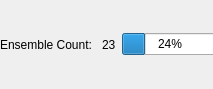
Before: the Qt Designer form Monitor_View/monitor_view.ui in ricorx7/PyAutoWaves, drawn with Qt 5.
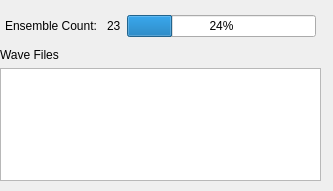
After: the same form once the commit is applied.

Commit message: Added Tree View to view the waves data Handle double clicking the waves data to view the data.

Diff of the .ui file:
```diff
--- a/Monitor_View/monitor_view.ui
+++ b/Monitor_View/monitor_view.ui
@@ -6,8 +6,8 @@
    <rect>
     <x>0</x>
     <y>0</y>
-    <width>213</width>
-    <height>89</height>
+    <width>333</width>
+    <height>191</height>
    </rect>
   </property>
   <property name="windowTitle">
@@ -18,22 +18,25 @@
     <rect>
      <x>0</x>
      <y>10</y>
-     <width>211</width>
-     <height>71</height>
+     <width>321</width>
+     <height>171</height>
     </rect>
    </property>
-   <layout class="QVBoxLayout" name="verticalLayout"/>
-  </widget>
-  <widget class="QWidget" name="layoutWidget">
-   <property name="geometry">
-    <rect>
-     <x>0</x>
-     <y>10</y>
-     <width>218</width>
-     <height>69</height>
-    </rect>
-   </property>
+   <layout class="QVBoxLayout" name="verticalLayout">
+    <item>
    <layout class="QHBoxLayout" name="horizontalLayout_2">
+      <property name="leftMargin">
+       <number>5</number>
+      </property>
+      <property name="topMargin">
+       <number>5</number>
+      </property>
+      <property name="rightMargin">
+       <number>5</number>
+      </property>
+      <property name="bottomMargin">
+       <number>5</number>
+      </property>
     <item>
      <widget class="QLabel" name="label_2">
       <property name="text">
@@ -54,6 +57,21 @@
        <number>24</number>
       </property>
      </widget>
+      </item>
+     </layout>
+    </item>
+    <item>
+     <widget class="QLabel" name="label">
+      <property name="text">
+       <string>Wave Files</string>
+      </property>
+      <property name="margin">
+       <number>5</number>
+      </property>
+     </widget>
+    </item>
+    <item>
+     <widget class="QTreeView" name="waveFileTreeView"/>
     </item>
    </layout>
   </widget>
```
Lines whose indentation alone changed are shown as unchanged. The commit also changes 9 other files.
